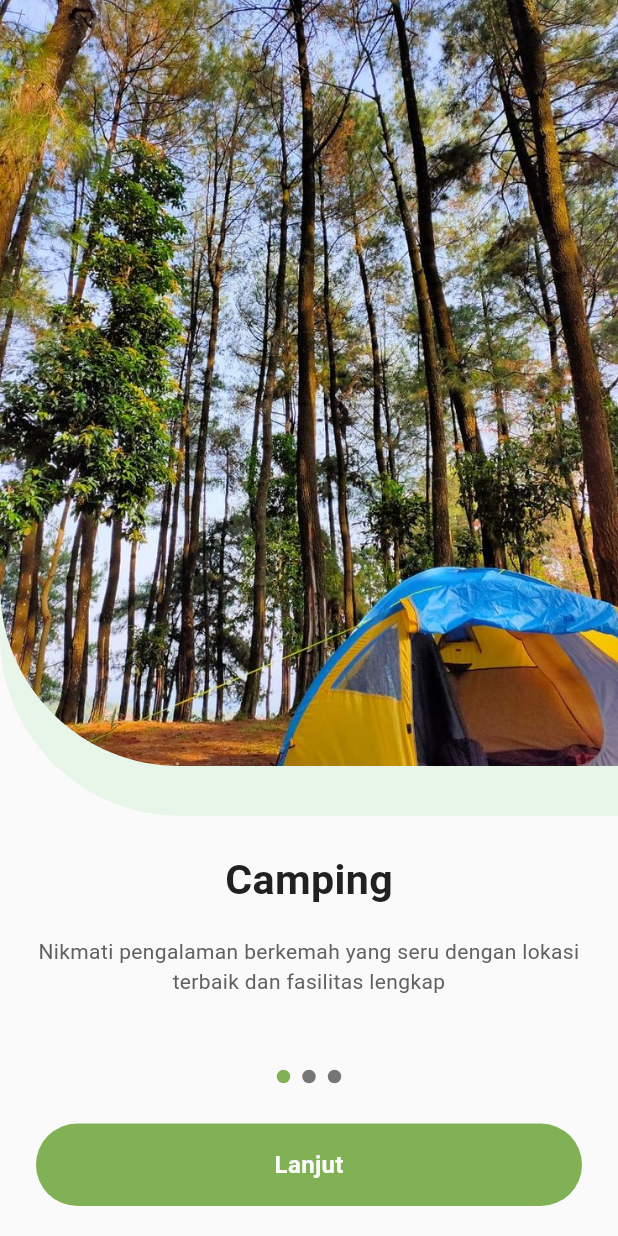
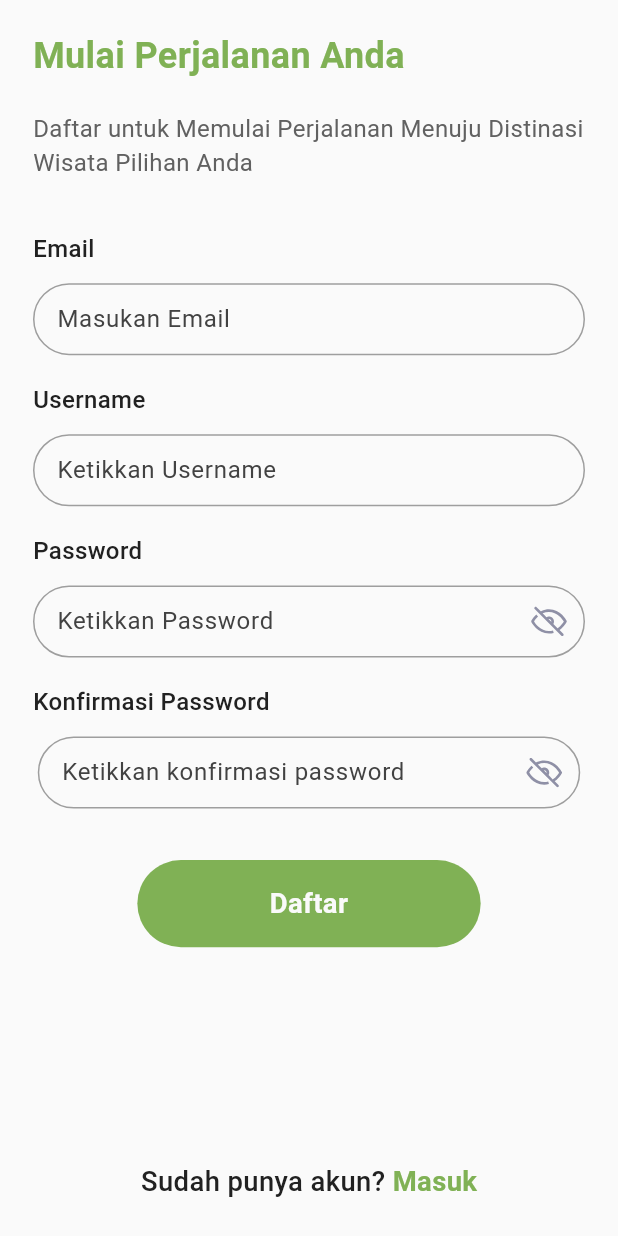
Before and after one commit to k47an/tangaya-apps, a Flutter app: the screen it shows after launch, on a phone screen of 412 x 824 dp. Run offline on Flutter 3.47's test engine with Material 3 defaults, Android fonts, the phone set to English and light mode, and no system bars; our stand-ins replace cloud_firestore, firebase_auth, firebase_core, flutter_svg, get, google_sign_in and 1 more; accounts and stored records are empty; Roboto replaces fonts that are missing (Poppins).

Commit message:
feat(auth): implement authentication flow with Google sign-in and sign-up functionality
- Added AuthBinding to manage dependencies for AuthController.
- Created AuthController to handle Google sign-in, sign-out, and user state management.
- Implemented Google authentication mixin for reusable sign-in logic.
- Developed SignInView and SignupView for user interface.
- Introduced AuthButton component for consistent button styling.
- Updated routes to include sign-in and sign-up paths.
- Replaced references to the old login module with the new authentication module.
- Added eye-closed and eye-open SVG icons for password visibility toggle.
- Enhanced input fields and buttons with responsive design using ScaleHelper.

```diff
--- a/lib/app/modules/login/controllers/login_controller.dart
+++ b/lib/app/modules/auth/controllers/auth_controller.dart
@@ -1,15 +1,14 @@
 import 'package:firebase_auth/firebase_auth.dart';
+import 'package:tangaya_apps/app/modules/auth/mixins/goggleAuth_mixin.dart';
+import 'package:tangaya_apps/app/modules/auth/mixins/signUp_mixin.dart';
 import 'package:tangaya_apps/constant/constant.dart';
-import 'package:flutter/material.dart';
 import 'package:get/get.dart';
-import 'package:tangaya_apps/app/modules/login/mixins/goggle_auth.dart';
 import 'package:tangaya_apps/app/routes/app_pages.dart';
 
-class LoginController extends GetxController with AuthGoogle {
+class AuthController extends GetxController with AuthGoogle, SignUpMixin {
   Rx<User?> firebaseUser = Rx<User?>(null);
 
-  RxBool obscureText = true.obs;
-  RxString passwordError = ''.obs;
+
 
   void handleGoogleSignIn() async {
     User? user = await signInWithGoogle();
--- /dev/null
+++ b/lib/app/modules/auth/mixins/signUp_mixin.dart
@@ -0,0 +1,37 @@
+import 'package:get/get.dart';
+
+mixin SignUpMixin on GetxController {
+  RxBool obscureText = true.obs;
+  RxString passwordError = ''.obs;
+
+  void togglePasswordVisibility() {
+    obscureText.value = !obscureText.value;
+  }
+
+  void validatePassword(String password) {
+    if (password.length < 6) {
+      passwordError.value = 'Password must be at least 6 characters long';
+    } else {
+      passwordError.value = '';
+    }
+  }
+}
+String? validateEmail(String? value) {
+  if (value == null || value.isEmpty) {
+    return 'Email tidak boleh kosong';
+  }
+  if (!GetUtils.isEmail(value)) {
+    return 'Format email tidak valid';
+  }
+  return null;
+}
+
+String? validatePassword(String? value) {
+  if (value == null || value.isEmpty) {
+    return 'Password tidak boleh kosong';
+  }
+  if (value.length < 6) {
+    return 'Password minimal 6 karakter';
+  }
+  return null;
+}
--- /dev/null
+++ b/lib/app/modules/auth/views/signUp_view.dart
@@ -0,0 +1,225 @@
+import 'package:flutter/material.dart';
+import 'package:flutter_svg/svg.dart';
+import 'package:get/get.dart';
+import 'package:tangaya_apps/app/modules/auth/controllers/auth_controller.dart';
+
+import '../../../../constant/constant.dart';
+import '../../../../utils/global_components/text_input_field.dart';
+import '../../../../utils/global_components/main_button.dart';
+import '../../../routes/app_pages.dart';
+
+class SignupView extends GetView<AuthController> {
+  const SignupView({Key? key}) : super(key: key);
+
+  @override
+  Widget build(BuildContext context) {
+    return Scaffold(
+      resizeToAvoidBottomInset: false,
+      body: SafeArea(
+        child: Form(
+          // key: controller.registerFormKey,
+          child: Column(
+            children: [
+              Padding(
+                padding: const EdgeInsets.symmetric(
+                  horizontal: 22,
+                  vertical: 20,
+                ),
+                child: Align(
+                  alignment: Alignment.centerLeft,
+                  child: Text(
+                    'Mulai Perjalanan Anda',
+                    style: semiBold.copyWith(
+                      fontSize: 24,
+                      color: Primary.mainColor,
+                    ),
+                  ),
+                ),
+              ),
+              Padding(
+                padding: const EdgeInsets.symmetric(horizontal: 22),
+                child: Align(
+                  alignment: Alignment.centerLeft,
+                  child: Text(
+                    'Daftar untuk Memulai Perjalanan Menuju Distinasi Wisata Pilihan Anda',
+                    style: regular.copyWith(fontSize: 16, color: Neutral.dark3),
+                  ),
+                ),
+              ),
+              SizedBox(height: ScaleHelper(context).scaleHeightForDevice(30)),
+              Padding(
+                padding: const EdgeInsets.symmetric(horizontal: 22),
+                child: Align(
+                  alignment: Alignment.centerLeft,
+                  child: Text(
+                    'Email',
+                    style: medium.copyWith(fontSize: 16, color: Neutral.dark1),
+                  ),
+                ),
+              ),
+              SizedBox(height: ScaleHelper(context).scaleHeightForDevice(10)),
+              Padding(
+                padding: const EdgeInsets.symmetric(horizontal: 22),
+                child: InputField(
+                  title: 'Masukan Email',
+                  // validator: (email) => controller.validateEmail(email),
+                  // onChanged: controller.setEmailR,
+                  onChanged: (value) {
+                    // controller.setEmailR(value);
+                    // controller.validateEmail(value);
+                  },
+                ),
+              ),
+              SizedBox(height: ScaleHelper(context).scaleHeightForDevice(16)),
+              Padding(
+                padding: const EdgeInsets.symmetric(horizontal: 22),
+                child: Align(
+                  alignment: Alignment.centerLeft,
+                  child: Text(
+                    'Username',
+                    style: medium.copyWith(fontSize: 16, color: Neutral.dark1),
+                  ),
+                ),
+              ),
+              SizedBox(height: ScaleHelper(context).scaleHeightForDevice(10)),
+              Padding(
+                padding: const EdgeInsets.symmetric(horizontal: 22),
+                child: InputField(
+                  title: 'Ketikkan Username',
+                  // validator:
+                  //     (username) => controller.validateUsername(username),
+                  // onChanged: controller.setUserNameR,
+                  onChanged: (value) {
+                    // controller.setUserNameR(value);
+                    // controller.validateUsername(value);
+                  },
+                ),
+              ),
+              SizedBox(height: ScaleHelper(context).scaleHeightForDevice(16)),
+              Padding(
+                padding: const EdgeInsets.symmetric(horizontal: 22),
+                child: Align(
+                  alignment: Alignment.centerLeft,
+                  child: Text(
+                    'Password',
+                    style: medium.copyWith(fontSize: 16, color: Neutral.dark1),
+                  ),
+                ),
+              ),
+              SizedBox(height: ScaleHelper(context).scaleHeightForDevice(10)),
+              Obx(
+                () => Padding(
+                  padding: const EdgeInsets.symmetric(horizontal: 22),
+                  child: InputField(
+                    title: 'Ketikkan Password',
+                    // onChanged: controller.setPasswordR,
+                    onChanged: (value) {
+                      // controller.setPasswordR(value);
+                      // controller.validatePassword(value);
+                    },
+                    obscureText: controller.obscureText.value,
+                    // validator: (pwd) => controller.validatePassword(pwd),
+                    icon: GestureDetector(
+                      onTap: () {
+                        controller.togglePasswordVisibility();
+                      },
+                      child: SizedBox(
+                        width: 10,
+                        height: 20,
+                        child: SvgPicture.asset(
+                          controller.obscureText.value
+                              ? 'assets/icons/eye-closed.svg'
+                              : 'assets/icons/eye-open.svg',
+                        ),
+                      ),
+                    ),
+                  ),
+                ),
+              ),
+              SizedBox(height: ScaleHelper(context).scaleHeightForDevice(16)),
+              Padding(
+                padding: const EdgeInsets.symmetric(horizontal: 22),
+                child: Align(
+                  alignment: Alignment.centerLeft,
+                  child: Text(
+                    'Konfirmasi Password',
+                    style: medium.copyWith(fontSize: 16, color: Neutral.dark1),
+                  ),
+                ),
+              ),
+              SizedBox(height: ScaleHelper(context).scaleHeightForDevice(10)),
+              Obx(
+                () => Padding(
+                  padding: EdgeInsets.symmetric(
+                    horizontal: ScaleHelper(context).scaleWidthForDevice(22),
+                  ),
+                  child: InputField(
+                    title: 'Ketikkan konfirmasi password',
+                    // onChanged: controller.setConfirmPasswordR,
+                    onChanged: (value) {
+                      // controller.setConfirmPasswordR(value);
+                      // controller.validateConfirmPassword(value);
+                    },
+                    obscureText: controller.obscureText.value,
+                    // validator:
+                    //     (pwd) => controller.validateConfirmPassword(pwd),
+                    icon: GestureDetector(
+                      onTap: () {
+                        controller.togglePasswordVisibility();
+                      },
+                      child: SizedBox(
+                        width: 10,
+                        height: 20,
+                        child: SvgPicture.asset(
+                          controller.obscureText.value
+                              ? 'assets/icons/eye-closed.svg'
+                              : 'assets/icons/eye-open.svg',
+                        ),
+                      ),
+                    ),
+                  ),
+                ),
+              ),
+              SizedBox(height: ScaleHelper(context).scaleHeightForDevice(30)),
+              // Obx(
+              //   () =>
+              MainButton(
+                label: 'Daftar',
+                // isEnabled: controller.isFormValid.value,
+                onTap: () {
+                  // controller.doRegister();
+                },
+              ),
+              Spacer(),
+              Row(
+                mainAxisAlignment: MainAxisAlignment.center,
+                children: [
+                  Text(
+                    'Sudah punya akun? ',
+                    style: medium.copyWith(
+                      fontSize: ScaleHelper(context).scaleTextForDevice(16),
+                      color: Neutral.dark1,
+                    ),
+                  ),
+                  GestureDetector(
+                    onTap: () {
+                      Get.toNamed(Routes.SIGNIN);
+                    },
+                    child: Text(
+                      'Masuk',
+                      style: bold.copyWith(
+                        fontSize: ScaleHelper(context).scaleTextForDevice(16),
+                        color: Primary.mainColor,
+                      ),
+                    ),
+                  ),
+                ],
+              ),
+              SizedBox(height: ScaleHelper(context).scaleHeightForDevice(20)),
+            ],
+          ),
+        ),
+      ),
+    );
+  }
+}
--- a/lib/app/modules/home/views/widgets/header_widget.dart
+++ b/lib/app/modules/home/views/widgets/header_widget.dart
@@ -1,5 +1,5 @@
 import 'package:flutter/material.dart';
-import 'package:tangaya_apps/app/modules/login/controllers/login_controller.dart';
+import 'package:tangaya_apps/app/modules/auth/controllers/auth_controller.dart';
 import 'package:tangaya_apps/app/routes/app_pages.dart';
 import 'package:tangaya_apps/constant/constant.dart';
 import 'package:get/get.dart';
@@ -12,7 +12,7 @@
 
   @override
   Widget build(BuildContext context) {
-    var auth = Get.put(LoginController());
+    var auth = Get.put((AuthController()));
     return Container(
       decoration: BoxDecoration(
         boxShadow: [
@@ -101,7 +101,7 @@
                       if (name.isNotEmpty && photoURL.isNotEmpty) {
                         auth.handleSignOut();
                       } else {
-                        Get.toNamed(Routes.LOGIN);
+                        Get.toNamed(Routes.SIGNIN);
                       }
                     },
                   ),
--- a/lib/app/modules/onboarding/views/welcome_view.dart
+++ b/lib/app/modules/onboarding/views/welcome_view.dart
@@ -48,7 +48,7 @@
               SizedBox(height: ScaleHelper(context).scaleHeightForDevice(16)),
               GestureDetector(
                 onTap: () {
-                  Get.toNamed(Routes.LOGIN);
+                  Get.toNamed(Routes.SIGNIN);
                 },
                 child: Container(
                   margin: EdgeInsets.symmetric(
--- a/lib/app/routes/app_routes.dart
+++ b/lib/app/routes/app_routes.dart
@@ -6,17 +6,19 @@
   static const HOME = _Paths.HOME;
   static const CHAT = _Paths.CHAT;
   static const SPLASH = _Paths.SPLASH;
-  static const LOGIN = _Paths.LOGIN;
+  static const SIGNIN = _Paths.SIGNIN;
   static const ONBOARDING = _Paths.ONBOARDING;
   static const WELCOME = _Paths.WELCOME;
+  static const SIGNUP = _Paths.SIGNUP;
 }
 
 abstract class _Paths {
   _Paths._();
   static const HOME = '/home';
   static const CHAT = '/chat';
-  static const LOGIN = '/login';
+  static const SIGNIN = '/sigin';
   static const SPLASH = '/splash';
   static const ONBOARDING = '/onboarding';
   static const WELCOME = '/welcome';
+  static const SIGNUP = '/signup';
 }
--- a/lib/utils/global_components/main_button.dart
+++ b/lib/utils/global_components/main_button.dart
@@ -19,9 +19,10 @@
     return GestureDetector(
       onTap: isEnabled ? onTap : null,
       child: Container(
-        margin: const EdgeInsets.symmetric(horizontal: 24),
-        padding: const EdgeInsets.symmetric(vertical: 16),
-        width: double.infinity,
+        padding: EdgeInsets.symmetric(
+          vertical: ScaleHelper(context).scaleHeightForDevice(14),
+        ),
+        width: ScaleHelper(context).scaleWidthForDevice(200),
         decoration: BoxDecoration(
           borderRadius: BorderRadius.circular(30),
           color: isEnabled ? Primary.mainColor : Neutral.white1,
@@ -29,7 +30,7 @@
         child: Text(
           label,
           style: semiBold.copyWith(
-            fontSize: 16,
+            fontSize: ScaleHelper(context).scaleTextForDevice(16),
             color: isEnabled ? Neutral.white1 : Neutral.dark3,
           ),
           textAlign: TextAlign.center,
--- a/lib/utils/global_components/text_input_field.dart
+++ b/lib/utils/global_components/text_input_field.dart
@@ -27,14 +27,22 @@
       validator: validator,
       obscureText: obscureText,
       onChanged: onChanged,
-      style: regular.copyWith(fontSize: 14, color: Neutral.dark1),
+      style: regular.copyWith(
+        fontSize: ScaleHelper(context).scaleTextForDevice(14),
+        color: Neutral.dark1,
+      ),
       decoration: primary.copyWith(
         hintText: title,
-        hintStyle: regular.copyWith(fontSize: 14, color: Neutral.dark2),
+        hintStyle: regular.copyWith(
+          fontSize: ScaleHelper(context).scaleTextForDevice(14),
+          color: Neutral.dark2,
+        ),
         suffixIcon:
             icon != null
                 ? Padding(
-                  padding: const EdgeInsets.all(10),
+                  padding: EdgeInsets.all(
+                    ScaleHelper(context).scaleWidthForDevice(10),
+                  ),
                   child:
                       errorText != null && errorText!.isNotEmpty
                           ? errorIcon
```
Also changed, not shown: lib/app/modules/auth/bindings/auth_binding.dart (added, +12 -0 lines), lib/app/modules/auth/views/signIn_view.dart (renamed from lib/app/modules/login/views/login_view.dart, +8 -8 lines), lib/app/modules/home/views/widgets/tracking_widget.dart (+9 -4 lines), lib/app/modules/login/bindings/login_binding.dart (deleted, +0 -12 lines), lib/app/routes/app_pages.dart (+13 -7 lines), assets/icons/eye-closed.svg (added), assets/icons/eye-open.svg (added), lib/app/modules/auth/mixins/goggleAuth_mixin.dart (renamed from lib/app/modules/login/mixins/goggle_auth.dart), lib/app/modules/auth/views/components/auth_button.dart (renamed from lib/app/modules/login/views/components/auth_button.dart).
